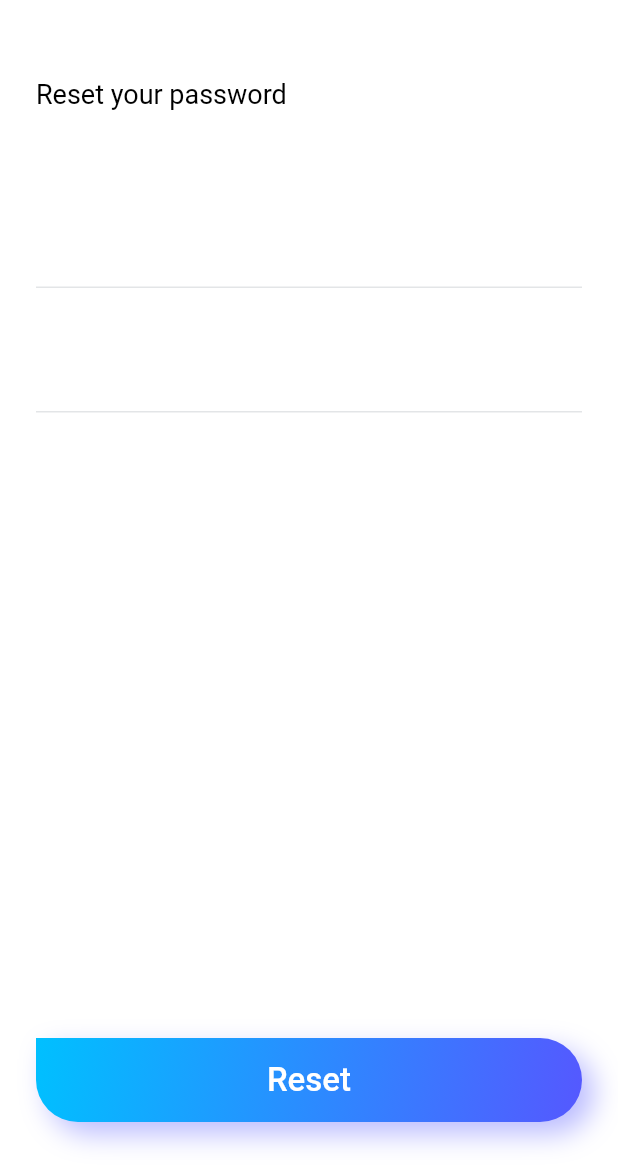
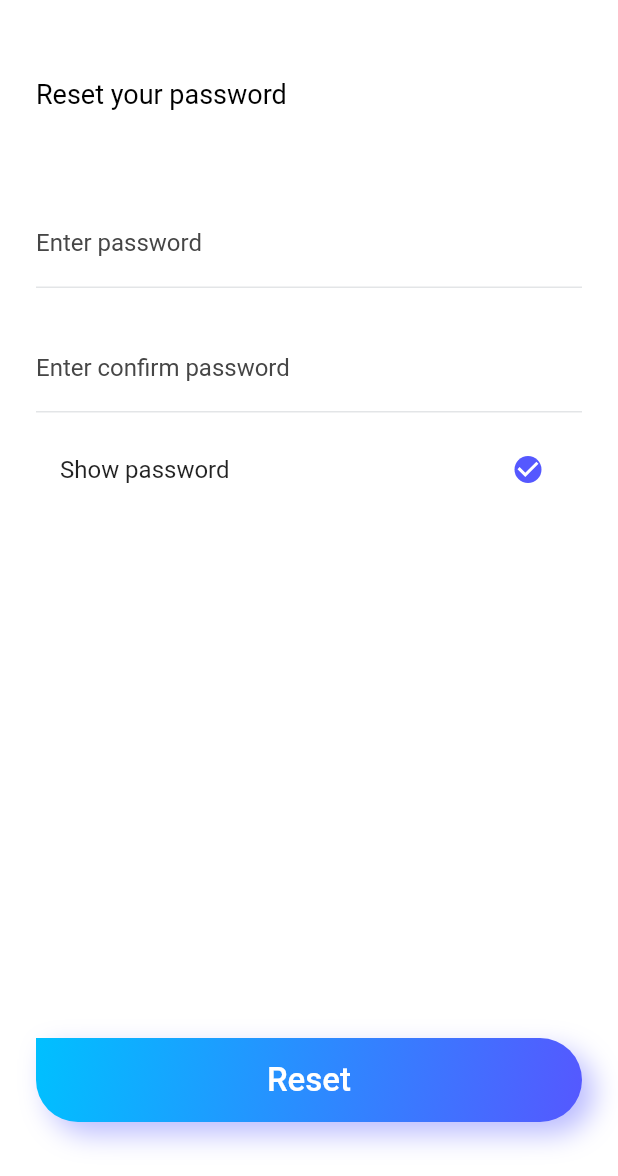
Before and after one commit to chandrshekhar/cpscom_new, a Flutter app: the ResetPasswordPasswordScreen screen opened directly, on a phone screen of 412 x 824 dp, the part 60-1236 px from its top. Run offline on Flutter 3.47's test engine with Material 3 defaults, Android fonts, the phone set to English and light mode, and no system bars; our stand-ins replace bloc, cached_network_image, cloud_firestore, dio, easy_debounce, equatable and 20 more; missing offline and left inert: flutter_cached_pdfview, linkable, syncfusion_flutter_pdfviewer; accounts and stored records are empty.

Commit message:
forgot password issue solved

```diff
--- a/lib/Api/api_provider.dart
+++ b/lib/Api/api_provider.dart
@@ -150,10 +150,10 @@ class ApiProvider {
   Future<Map> resetpassword(
       {required String email,
       required String password,
-      required String cnfPassword}) async {
+      required String cnfPassword, required String slug}) async {
     Map<String, dynamic> reqModel = {
       "email": email.trim(),
-      "slug":"",
+      "slug":slug,
       "password": password.trim(),
       "confirmPassword": cnfPassword.trim()
     };
--- a/lib/Features/Forget password/presentation/reset_password.dart
+++ b/lib/Features/Forget password/presentation/reset_password.dart
@@ -2,6 +2,7 @@ import 'package:cpscom_admin/Widgets/custom_text_field.dart';
 import 'package:cpscom_admin/Widgets/full_button.dart';
 import 'package:flutter/material.dart';
 import 'package:get/get.dart';
+
 import '../../../Commons/app_colors.dart';
 import '../../../Commons/app_icons.dart';
 import '../../../Commons/app_sizes.dart';
@@ -71,7 +72,9 @@ class ResetPasswordPasswordScreen extends StatelessWidget {
                       const SizedBox(height: AppSizes.kDefaultPadding * 5),
                       CustomTextField(
                         controller: forgetPasswordController.password.value,
-                        hintText: 'Enter password',
+                        labelText: 'Enter password',
+                        obscureText:
+                            forgetPasswordController.isPasswordVsible.value,
                         keyboardType: TextInputType.emailAddress,
                         validator: (value) {
                           if (value!.isEmpty) {
@@ -85,7 +88,9 @@ class ResetPasswordPasswordScreen extends StatelessWidget {
                       ),
                       CustomTextField(
                         controller: forgetPasswordController.cnfPassword.value,
-                        hintText: 'Enter cnf password',
+                        labelText: 'Enter confirm password',
+                        obscureText:
+                            forgetPasswordController.isPasswordVsible.value,
                         keyboardType: TextInputType.emailAddress,
                         validator: (value) {
                           if (value!.isEmpty) {
@@ -94,6 +99,18 @@ class ResetPasswordPasswordScreen extends StatelessWidget {
                           return null;
                         },
                       ),
+                      const SizedBox(
+                        height: 10,
+                      ),
+                      Obx(() => CheckboxListTile.adaptive(
+                            title: const Text("Show password"),
+                            value:
+                                forgetPasswordController.isPasswordVsible.value,
+                            onChanged: (v) {
+                              forgetPasswordController.isPasswordVsible.value =
+                                  v!;
+                            },
+                          ))
                     ],
                   ),
                 ),
--- a/lib/Widgets/custom_text_field.dart
+++ b/lib/Widgets/custom_text_field.dart
@@ -22,6 +22,7 @@ class CustomTextField extends StatelessWidget {
   final ValueChanged? onChanged;
   final Map<String, dynamic>? replyMessage;
   final VoidCallback? onCancelReply;
+  final int? maxLength;
 
   const CustomTextField({
     Key? key,
@@ -42,7 +43,7 @@ class CustomTextField extends StatelessWidget {
     this.focusNode,
     this.replyMessage,
     this.onCancelReply,
-    this.isReplying = false,
+    this.isReplying = false, this.maxLength,
   }) : super(key: key);
 
   @override
@@ -111,6 +112,7 @@ class CustomTextField extends StatelessWidget {
           cursorColor: AppColors.primary,
           controller: controller,
           onChanged: onChanged,
+          maxLength: maxLength,
           autofocus: autoFocus!,
           focusNode: focusNode,
           decoration: isBorder!
```
Also changed, not shown: lib/Features/Forget password/Controller/forget_password_controller.dart (+11 -4 lines), lib/Features/Forget password/presentation/forget_passrow.dart (+5 -3 lines).
